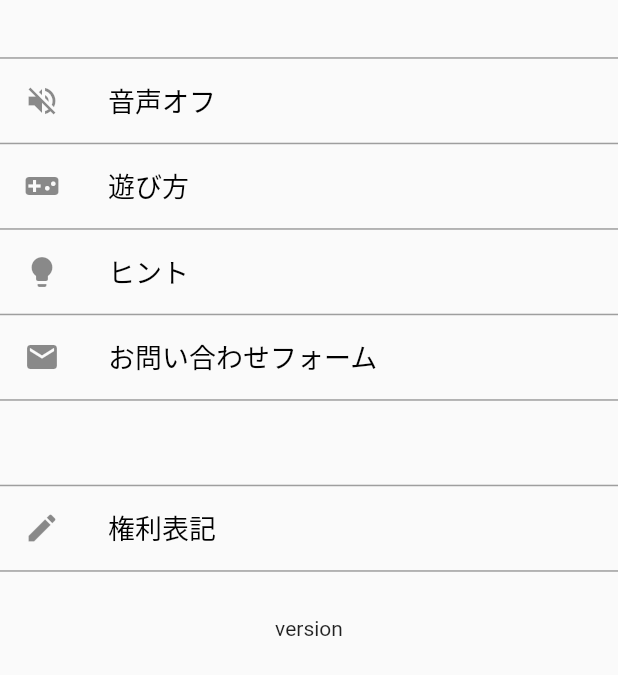
After one commit to miyashiiii/number_read, a Flutter app: the screen it shows after launch, after a tap on "設定", on a phone screen of 412 x 824 dp. The commit adds this screen. Shown: the top 675 px of the screen. Run offline on Flutter 3.47's test engine with Material 2 defaults, Android fonts, the phone set to English and light mode, and no system bars; our stand-ins replace audioplayers, firebase_analytics, firebase_core, flutter_screenutil, google_mobile_ads, page_transition and 1 more; accounts and stored records are empty; network calls fail.

Commit message:
feat: Create settings page

```diff
--- a/lib/main.dart
+++ b/lib/main.dart
@@ -4,6 +4,7 @@ import 'package:google_mobile_ads/google_mobile_ads.dart';
 import 'package:page_transition/page_transition.dart';
 import 'package:provider/provider.dart';
 import 'package:sudoku/view/first_page.dart';
+import 'package:sudoku/view/settings_page.dart';
 import 'package:sudoku/viewmodel/game_model.dart';
 import 'package:sudoku/view/result_page.dart';
 
@@ -51,6 +52,12 @@ class MyApp extends StatelessWidget {
                 type: PageTransitionType.fade,
                 settings: settings,
               );
+            case '/settings':
+              return PageTransition(
+                child: SettingsPage(),
+                type: PageTransitionType.fade,
+                settings: settings,
+              );
             case '/game':
               return PageTransition(
                 child: ChangeNotifierProvider<GameModel>(
--- a/lib/view/first_page.dart
+++ b/lib/view/first_page.dart
@@ -87,9 +87,9 @@ class _FirstPageState extends State<FirstPage> {
                     width: 500.h,
                     child: ElevatedButton(
                       onPressed: () {
-                        Navigator.pushNamed(context, "/hint");
+                        Navigator.pushNamed(context, "/settings");
                       },
-                      child: Text('ヒント'),
+                      child: Text('設定'),
                     ),
                   ),
                   SizedBox(
--- /dev/null
+++ b/lib/view/settings_page.dart
@@ -0,0 +1,57 @@
+import 'package:flutter/material.dart';
+import 'package:flutter_screenutil/flutter_screenutil.dart';
+
+import 'common/admob_widget.dart';
+import 'common/empty_app_bar.dart';
+
+class SettingsPage extends StatelessWidget {
+
+  @override
+  Widget build(BuildContext context) {
+    return MaterialApp(
+      home: Scaffold(
+          appBar: EmptyAppBar(),
+        body: Column(
+            mainAxisAlignment: MainAxisAlignment.spaceBetween,
+            children: [
+            ListView(
+            shrinkWrap: true,
+
+            children: [
+              SizedBox(height:100.h),
+              _menuItem(context,"音声オフ", Icon(Icons.volume_off),isFirst:true),
+              _menuItem(context,"遊び方", Icon(Icons.videogame_asset)),
+              _menuItem(context,"ヒント", Icon(Icons.lightbulb),route:"/hint"),
+              _menuItem(context,"お問い合わせフォーム", Icon(Icons.mail)),
+              _menuItem(context,"", null),
+              _menuItem(context,"権利表記", Icon(Icons.edit)),
+              Container(child: Text("version"),height: 200.h,alignment: Alignment.center,),
+            ]),
+              AdmobBannerAdWidget(),
+            ],
+      ),
+    ),);
+  }
+
+  Widget _menuItem(BuildContext context,String title, Icon? icon, {String? route,bool isFirst=false }) {
+    BorderSide borderSide = BorderSide(width: 1.0, color: Colors.grey);
+    return Container(
+      decoration: new BoxDecoration(
+          border:
+          new Border(top: isFirst? borderSide: BorderSide.none, bottom: borderSide )),
+      child: ListTile(
+        leading: icon,
+        title: Text(
+          title,
+          style: TextStyle(color: Colors.black, fontSize: 18.0),
+        ),
+        onTap: () {
+          if(route!=null){
+
+            Navigator.pushNamed(context, route);
+          }
+        } // タップ
+      ),
+    );
+  }
+}
```
